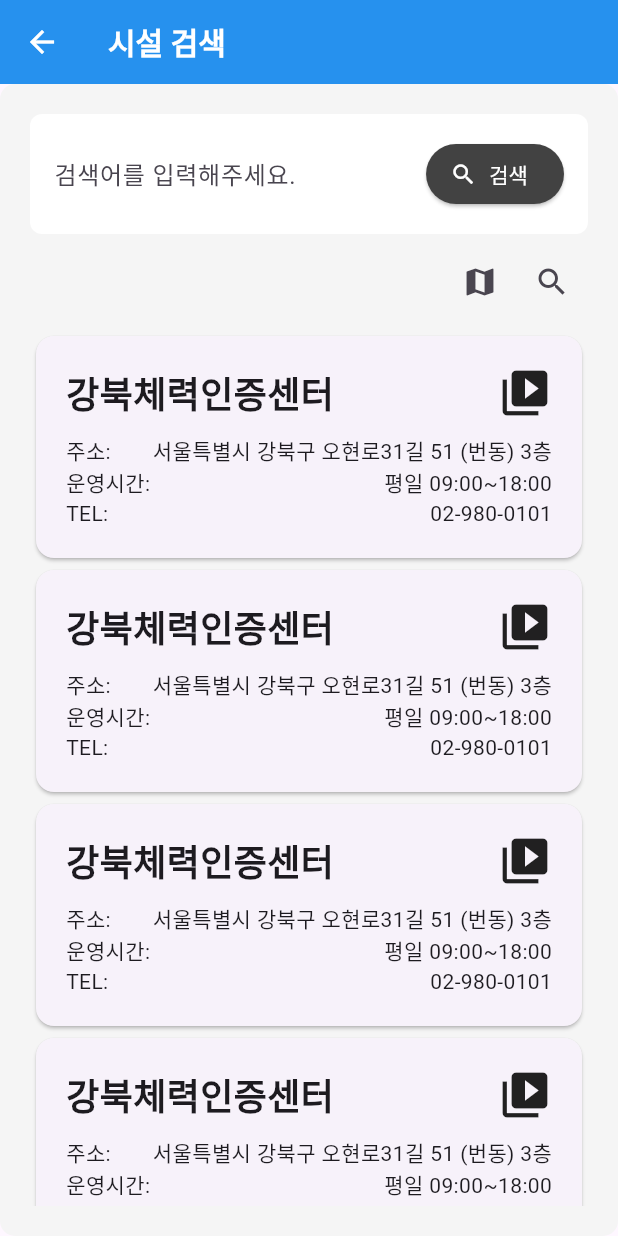
After one commit to Team2Kim/flutter_frontend, a Flutter app: the MapSearchScreen screen opened by its route, on a phone screen of 412 x 824 dp. The commit adds this screen. Run offline on Flutter 3.47's test engine with Material 3 defaults, Android fonts, the phone set to English and light mode, and no system bars; our stand-ins replace flutter_dotenv; missing offline and left inert: flutter_naver_map.

Commit message:
feat: 250908 0114 네이버 관련 설정 및 앱 패키지명 변경

```diff
--- a/lib/main.dart
+++ b/lib/main.dart
@@ -3,12 +3,32 @@ import 'package:gukminexdiary/provider/auth_provider.dart';
 import 'package:gukminexdiary/screen/home_screen.dart';
 import 'package:gukminexdiary/screen/auth_screen.dart';
 import 'package:gukminexdiary/screen/diary_screen.dart';
+import 'package:gukminexdiary/screen/map_search_screen.dart';
 import 'package:gukminexdiary/screen/facility_search_screen.dart';
 import 'package:gukminexdiary/screen/setting_screen.dart';
 import 'package:gukminexdiary/screen/video_search_screen.dart';
 import 'package:provider/provider.dart';
+import 'package:flutter_naver_map/flutter_naver_map.dart';
+import 'package:flutter_dotenv/flutter_dotenv.dart';
 
-void main() {
+void main() async {
+   WidgetsFlutterBinding.ensureInitialized(); // runApp 실행 이전이면 필요
+
+  await FlutterNaverMap().init(
+          clientId: '${dotenv.env['NAVER_MAP_CLIENT_ID']}',
+          onAuthFailed: (ex) {
+            switch (ex) {
+              case NQuotaExceededException(:final message):
+                print("사용량 초과 (message: $message)");
+                break;
+              case NUnauthorizedClientException() ||
+              NClientUnspecifiedException() ||
+              NAnotherAuthFailedException():
+                print("인증 실패: $ex");
+                break;
+            }
+          });
+
   runApp(const MyApp());
 }
 
@@ -34,6 +54,7 @@ class MyApp extends StatelessWidget {
           '/home': (context) => const HomeScreen(),
           '/diary': (context) => const DiaryScreen(),
           '/facility/search': (context) => const FacilitySearchScreen(),
+          '/map/search': (context) => const MapSearchScreen(),
           '/setting': (context) => const SettingScreen(),
           '/video/search': (context) => const VideoSearchScreen()
         }
--- /dev/null
+++ b/lib/screen/map_search_screen.dart
@@ -0,0 +1,128 @@
+import 'package:flutter/material.dart';
+import 'package:gukminexdiary/widget/custom_appbar.dart';
+import 'package:gukminexdiary/widget/custom_drawer.dart';
+import 'package:flutter_naver_map/flutter_naver_map.dart';
+
+class MapSearchScreen extends StatefulWidget {
+  const MapSearchScreen({super.key});
+
+  @override
+  State<MapSearchScreen> createState() => _MapSearchScreenState();
+}
+
+class _MapSearchScreenState extends State<MapSearchScreen> {
+  final TextEditingController _searchController = TextEditingController();
+    void _performSearch() {
+    // 여기에 검색 로직을 구현할 수 있습니다
+    print('검색어: ${_searchController.text}');
+    print('선택된 필터들:');
+  }
+
+  @override
+  Widget build(BuildContext context) {
+    return Scaffold(
+      appBar: CustomAppbar(
+        title: '시설 검색',
+        automaticallyImplyLeading: true,
+      ),
+      body: Container(
+          padding: const EdgeInsets.all(20),
+          decoration: BoxDecoration(
+            color: Colors.grey[100],
+            borderRadius: BorderRadius.circular(10),
+          ),
+          child: Column(
+            children: [
+              // 검색창
+              Container(
+                padding: const EdgeInsets.all(16),
+                decoration: BoxDecoration(
+                  color: Colors.white,
+                  borderRadius: BorderRadius.circular(8),
+                ),
+                child: Row(
+                  children: [
+                    Expanded(
+                      child: TextFormField(
+                        controller: _searchController,
+                        decoration: const InputDecoration(
+                          hintText: '검색어를 입력해주세요.',
+                          border: InputBorder.none,
+                        ),
+                      ),
+                    ),
+                    ElevatedButton.icon(
+                      onPressed: _performSearch,
+                      icon: const Icon(Icons.search),
+                      label: const Text('검색'),
+                      style: ElevatedButton.styleFrom(
+                        backgroundColor: Colors.grey[800],
+                        foregroundColor: Colors.white,
+                      ),
+                    ),
+                  ],
+                ),
+              ),
+              const SizedBox(height: 8),
+              Row(
+                mainAxisAlignment: MainAxisAlignment.end,
+                children: [
+                  IconButton(onPressed: () {}, icon: const Icon(Icons.map, size: 24,)),
+                  IconButton(onPressed: () {}, icon: const Icon(Icons.search_outlined, size: 24,)),
+                ],
+              ),
+              const SizedBox(height: 8),
+              // 영상 목록
+              Expanded(
+                child: ListView.builder(
+                  itemBuilder: (context, index) {
+                    return Card(
+                      borderOnForeground: false,
+                      child: Container(
+                        padding: const EdgeInsets.all(20),
+                        child: Container(
+                          child: const Column(
+                            children: [
+                              Row(
+                                mainAxisAlignment: MainAxisAlignment.spaceBetween,
+                                children: [
+                                  Text('강북체력인증센터', style: TextStyle(fontSize: 24, fontWeight: FontWeight.bold),),
+                                  const Icon(Icons.video_library, size: 36,),
+                                ],
+                              ),
+                              const SizedBox(height: 10),
+                              Row(
+                                mainAxisAlignment: MainAxisAlignment.spaceBetween,
+                                children: [
+                                Text('주소:', style: TextStyle(fontSize: 14,),),
+                                Text('서울특별시 강북구 오현로31길 51 (번동) 3층', style: TextStyle(fontSize: 14,),),
+                                ],
+                              ),
+                              Row(
+                                mainAxisAlignment: MainAxisAlignment.spaceBetween,
+                                children: [
+                                Text('운영시간:', style: TextStyle(fontSize: 14,),),
+                                Text('평일 09:00~18:00', style: TextStyle(fontSize: 14,),),
+                                ],
+                              ),
+                              Row(
+                                mainAxisAlignment: MainAxisAlignment.spaceBetween,
+                                children: [
+                                Text('TEL:', style: TextStyle(fontSize: 14,),),
+                                Text('02-980-0101', style: TextStyle(fontSize: 14,),),
+                                ],
+                              ),
+                            ],
+                          )
+                        ),
+                      ),
+                    );
+                  },
+                ),
+              ),
+          ],
+        ),
+      )
+    );
+  }
+}
--- a/pubspec.yaml
+++ b/pubspec.yaml
@@ -38,6 +38,7 @@ dependencies:
   provider: ^6.1.1
   shared_preferences: ^2.2.2
   flutter_dotenv: ^5.1.0
+  flutter_naver_map: ^1.4.0
 
 dev_dependencies:
   flutter_test:
```
Also changed, not shown: pubspec.lock, 6 other files.
